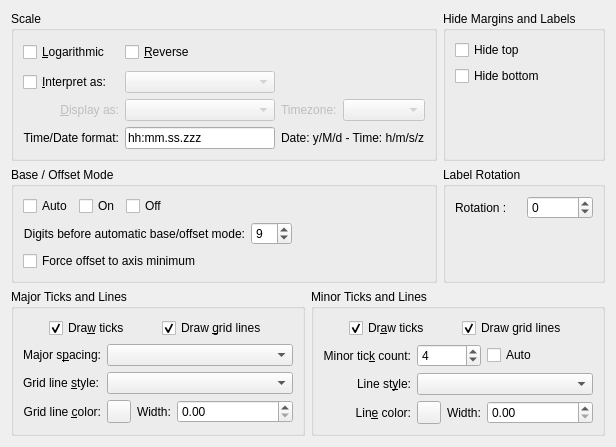
This is src/libkstapp/axistab.ui in Kst-plot/kst as Qt 5 draws it before an edit. The edited form follows.
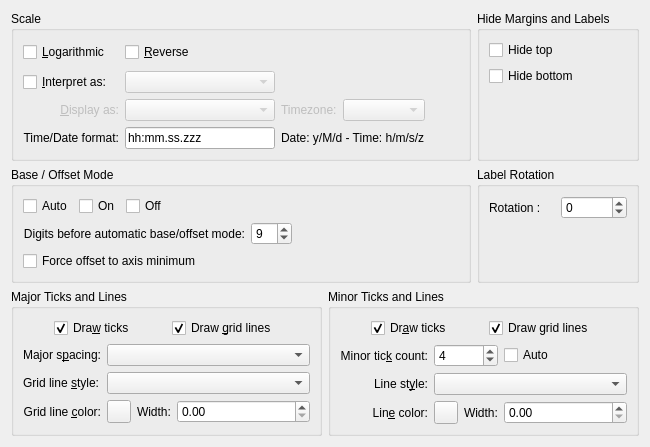
This is the edited form. Custom widgets are drawn as their Qt base class.

```diff
--- a/src/libkstapp/axistab.ui
+++ b/src/libkstapp/axistab.ui
@@ -6,8 +6,8 @@
    <rect>
     <x>0</x>
     <y>0</y>
-    <width>616</width>
-    <height>433</height>
+    <width>650</width>
+    <height>431</height>
    </rect>
   </property>
   <layout class="QGridLayout" name="gridLayout_5">
```
Left out of the diff: 6 changed lines with no effect on the pictures.
